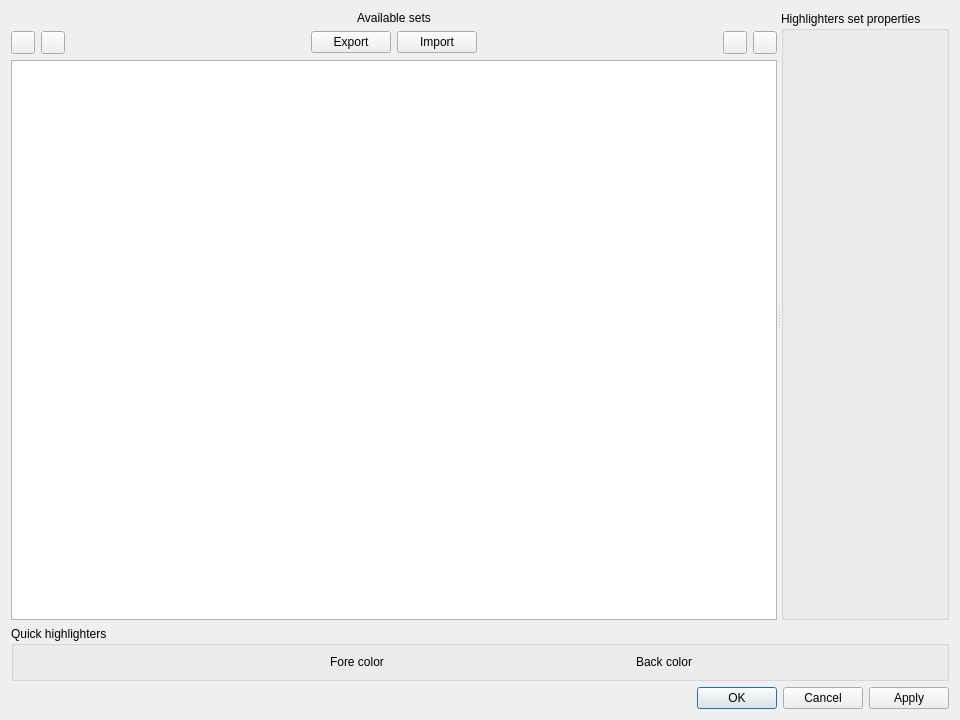
Qt form src/ui/include/highlightersdialog.ui (ykk136/klogg) before a commit.
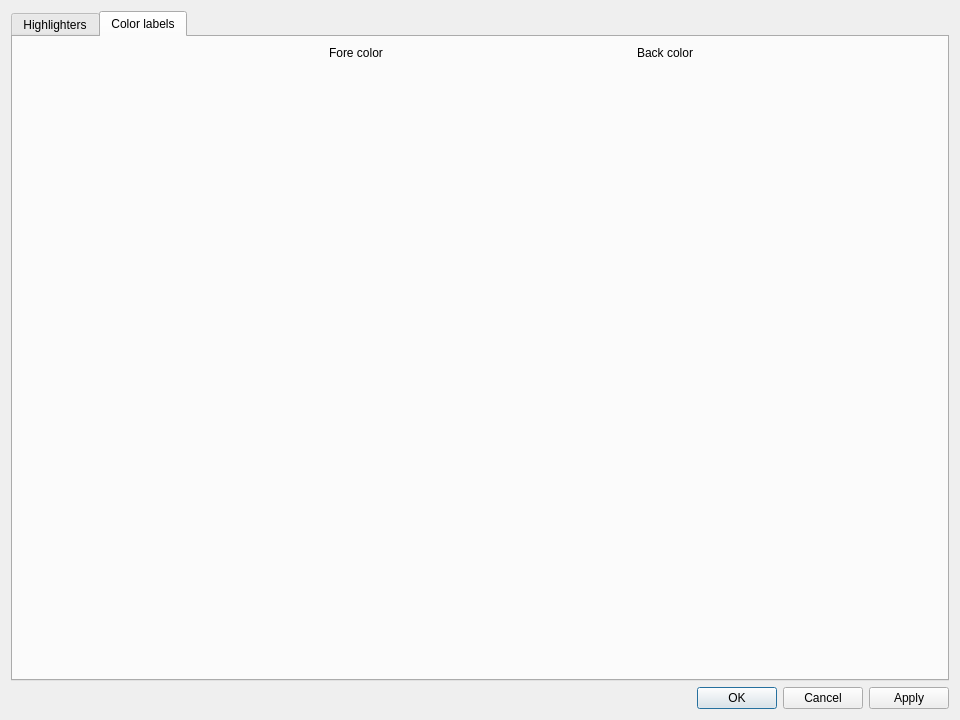
The same form after that commit. The open tabs and pages were chosen to show the change. Icons and pictures are not drawn.

Commit message: feat: add context menu for color labels (#270)

Patch:
```diff
--- a/src/ui/include/highlightersdialog.ui
+++ b/src/ui/include/highlightersdialog.ui
@@ -13,6 +13,16 @@
   <property name="windowTitle">
    <string>Highlighters</string>
   </property>
+  <layout class="QVBoxLayout" name="verticalLayout_5">
+   <item>
+    <widget class="QTabWidget" name="tabWidget">
+     <property name="currentIndex">
+      <number>0</number>
+     </property>
+     <widget class="QWidget" name="tab">
+      <attribute name="title">
+       <string>Highlighters</string>
+      </attribute>
   <layout class="QVBoxLayout" name="verticalLayout_3">
    <item>
     <widget class="QSplitter" name="splitter">
@@ -167,11 +177,12 @@
      </widget>
     </widget>
    </item>
-   <item>
-    <widget class="QGroupBox" name="groupBox_2">
-     <property name="title">
-      <string>Quick highlighters</string>
-     </property>
+      </layout>
+     </widget>
+     <widget class="QWidget" name="tab_2">
+      <attribute name="title">
+       <string>Color labels</string>
+      </attribute>
      <layout class="QVBoxLayout" name="verticalLayout_4">
       <item>
        <layout class="QGridLayout" name="quickHighlightLayout">
@@ -194,7 +205,21 @@
         </item>
        </layout>
       </item>
-     </layout>
+       <item>
+        <spacer name="verticalSpacer">
+         <property name="orientation">
+          <enum>Qt::Vertical</enum>
+         </property>
+         <property name="sizeHint" stdset="0">
+          <size>
+           <width>20</width>
+           <height>40</height>
+          </size>
+         </property>
+        </spacer>
+       </item>
+      </layout>
+     </widget>
     </widget>
    </item>
    <item>
```
Lines whose indentation alone changed are shown as unchanged. The commit also changes 11 other files.
